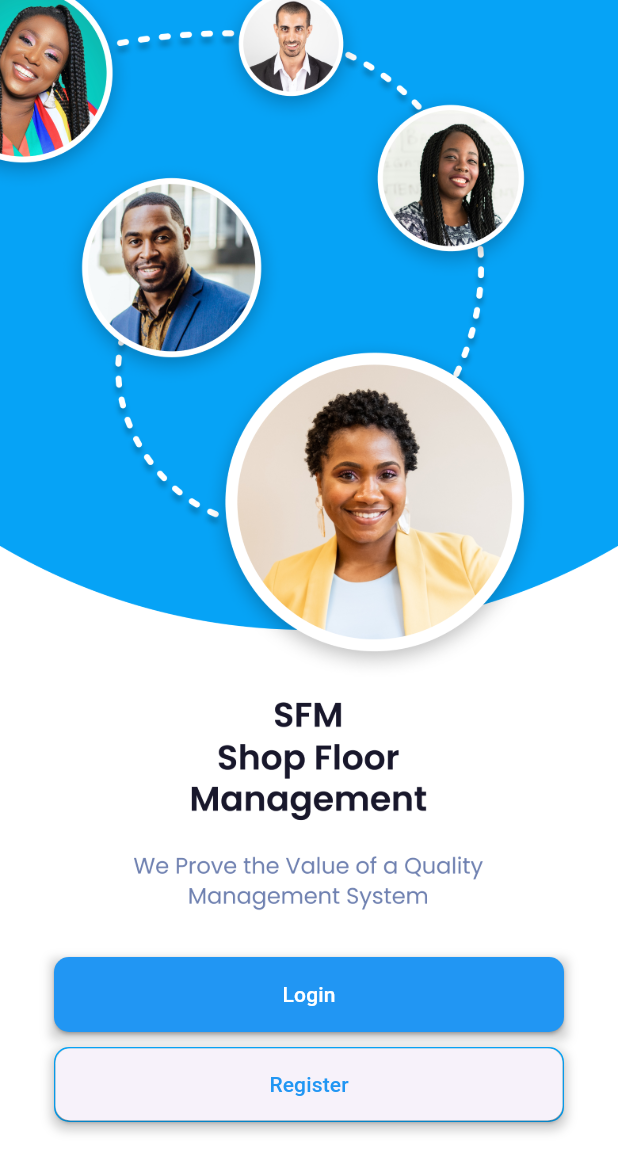
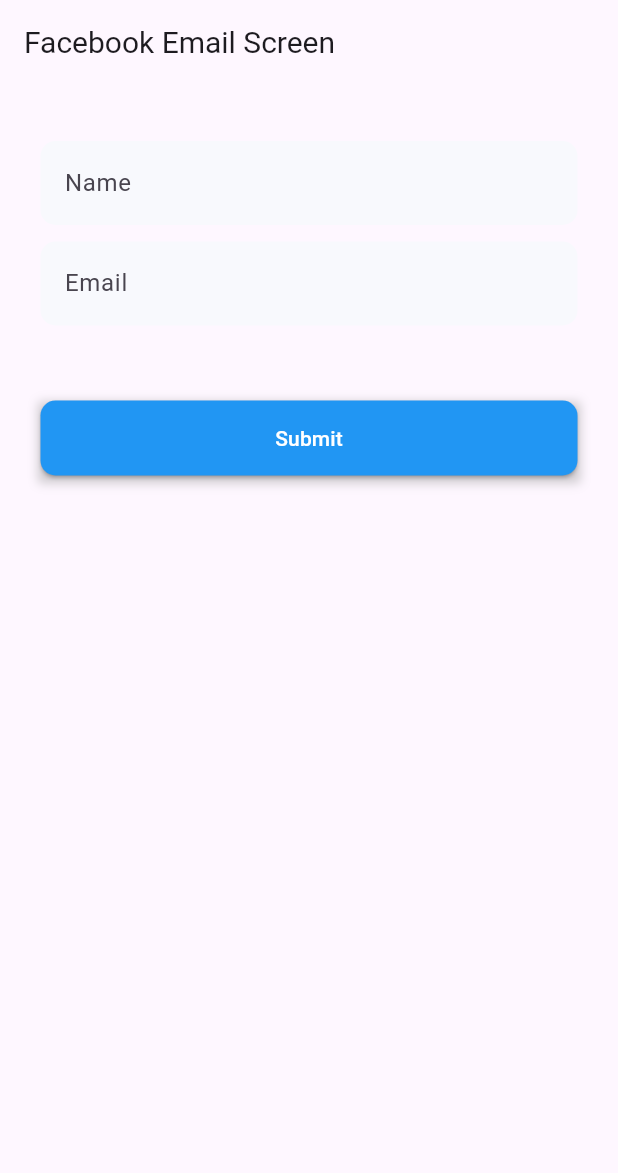
Before and after one commit to sikandarm/pace-mobile, a Flutter app: the screen it shows after launch, on a phone screen of 412 x 824 dp. Shown: the top 1173 px of the screen. Run offline on Flutter 3.47's test engine with Material 3 defaults, Android fonts, the light colour scheme and no system bars; our stand-ins replace cached_network_image, custom_sliding_segmented_control, dio, email_validator, expandable, firebase_auth and 17 more; missing offline and left inert: expandable_datatable, flutter_facebook_auth, flutter_login_facebook, googleapis; accounts and stored records are empty.

Commit message:
v7.0 push

```diff
--- a/lib/main.dart
+++ b/lib/main.dart
@@ -5,6 +5,7 @@
 import 'package:flutter/material.dart';
 import 'package:flutter_local_notifications/flutter_local_notifications.dart';
 import 'package:hive_flutter/hive_flutter.dart';
+import 'package:pace_application_fb/screens/facebook_email_screen.dart';
 
 import 'api/firebase_api.dart';
 import 'firebase_options.dart';
@@ -139,19 +140,20 @@
         useMaterial3: true,
       ),
       //     home: SplashScreen(),
-      initialRoute: '/',
-      routes: {
-        '/': (context) => const SplashScreen(),
-        '/login': (context) => const LoginScreen(),
-        '/resetpassword': (context) => const ResetPassword(),
-        '/midwayscreen': (context) => const MidwayScreen(),
-        '/signup': (context) => const SignUpScreen(),
-        '/dashboard': (context) => const DashboardScreen(),
-        '/notification': (context) => const NotificationsScreen(),
-        '/welcomeScreen': (context) => const WelcomeScreen(),
-
-        // '/testScreen': (context) => const TestScreen(),
-      },
+     // initialRoute: '/',
+      home: FacebookEmailScreen(),
+      // routes: {
+      //   '/': (context) => const SplashScreen(),
+      //   '/login': (context) => const LoginScreen(),
+      //   '/resetpassword': (context) => const ResetPassword(),
+      //   '/midwayscreen': (context) => const MidwayScreen(),
+      //   '/signup': (context) => const SignUpScreen(),
+      //   '/dashboard': (context) => const DashboardScreen(),
+      //   '/notification': (context) => const NotificationsScreen(),
+      //   '/welcomeScreen': (context) => const WelcomeScreen(),
+      //
+      //   // '/testScreen': (context) => const TestScreen(),
+      // },
     );
   }
 }
--- /dev/null
+++ b/lib/screens/facebook_email_screen.dart
@@ -0,0 +1,103 @@
+
+
+import 'package:email_validator/email_validator.dart';
+import 'package:flutter/material.dart';
+import 'package:googleapis/admob/v1.dart';
+
+import '../utils/constants.dart';
+
+class FacebookEmailScreen extends StatelessWidget {
+   FacebookEmailScreen({super.key});
+  final emailController=TextEditingController();
+   final nameController=TextEditingController();
+
+  @override
+  Widget build(BuildContext context) {
+    return Scaffold(
+      appBar: AppBar(
+        title: Text('Facebook Email Screen',style: TextStyle(fontSize: 20),),
+
+
+      ),
+      body: Padding(
+        padding: const EdgeInsets.all(27.0),
+        child: Column(children:[
+          SizedBox(height: 11,),
+          TextField(
+            controller: nameController,
+            keyboardType: TextInputType.emailAddress,
+            decoration: textFieldDecoration("Name", false),
+          ),
+          SizedBox(height: 11,),
+          TextField(
+
+            controller: emailController,
+            keyboardType: TextInputType.emailAddress,
+            decoration: textFieldDecoration("Email", false),
+          ),
+          SizedBox(height: 50,),
+          SizedBox(
+            width: double.infinity,
+            height: 50.0,
+            child: Container(
+              decoration: BoxDecoration(boxShadow: [
+                BoxShadow(
+                  color: Colors.grey.withOpacity(0.5),
+                  spreadRadius: 2,
+                  blurRadius: 5,
+                  offset: const Offset(
+                      0, 3), // changes position of shadow
+                )
+              ]),
+              child: ElevatedButton(
+                onPressed: () {
+                  ScaffoldMessenger.of(context).clearSnackBars();
+                  // _validateFields();
+                  if(nameController.text.trim().isEmpty){
+                    ScaffoldMessenger.of(context).showSnackBar(SnackBar(content: Text('Please provide a name!')));
+                  return;
+                  }else if(emailController.text.trim().isEmpty){
+                    ScaffoldMessenger.of(context).showSnackBar(SnackBar(content: Text('Please provide an email!')));
+                  return;
+                  }else if(!EmailValidator.validate(emailController.text.trim())){
+                    ScaffoldMessenger.of(context).showSnackBar(SnackBar(content: Text('Please provide a valid email!')));
+                  }
+
+
+
+
+
+
+
+               //   String uEmail = emailText.text;
+                //  String uPassword = passwordText.text;
+
+                  if (true) {
+                //    mockProgressBar();
+                //    callLoginApi(uEmail, uPassword);
+                  } else {
+                    showSnackbar(context, "Please input valid data.");
+                  }
+                },
+                style: ButtonStyle(
+                  backgroundColor:
+                  MaterialStateProperty.all<Color>(Colors.blue),
+                  shape: MaterialStateProperty.all<
+                      RoundedRectangleBorder>(
+                    RoundedRectangleBorder(
+                      borderRadius: BorderRadius.circular(10.0),
+                    ),
+                  ),
+                ),
+                child: const Text("Submit",
+                    style: TextStyle(
+                      color: Colors.white,
+                    )),
+              ),
+            ),
+          ),
+        ],),
+      ),
+    );
+  }
+}
--- a/lib/screens/login_screen.dart
+++ b/lib/screens/login_screen.dart
@@ -153,7 +153,9 @@
     return Scaffold(
       floatingActionButton: FloatingActionButton(onPressed: () async {
         print('button pressed');
+       await loginApiFB();
         //  await FacebookAuth.instance.login();
+        return;
         final a = FacebookLogin(
           debug: false,
         );
@@ -213,6 +215,7 @@
                     ),
                     const SizedBox(height: 40),
                     TextField(
+
                       controller: emailText,
                       keyboardType: TextInputType.emailAddress,
                       decoration: textFieldDecoration("Email", false),
@@ -496,3 +499,10 @@
     return null;
   }
 }
+
+Future<void> loginApiFB()async{
+  final response=await http.post(Uri.parse('$BASE_URL/user/facebook'));
+  print(response.body);
+
+
+}
--- a/lib/utils/constants.dart
+++ b/lib/utils/constants.dart
@@ -7,7 +7,7 @@
 bool hasNewNotifiaction = false;
 // ignore: constant_identifier_names/
 //const String BASE_URL = "http://206.81.5.26:3500/api"; // live ip
-const String BASE_URL = "http://192.168.1.5:3500/api"; // local ip
+const String BASE_URL = "http://192.168.1.6:3500/api"; // local ip
 
 // http://206.81.5.26/inventory
 // ignore: constant_identifier_names
```
